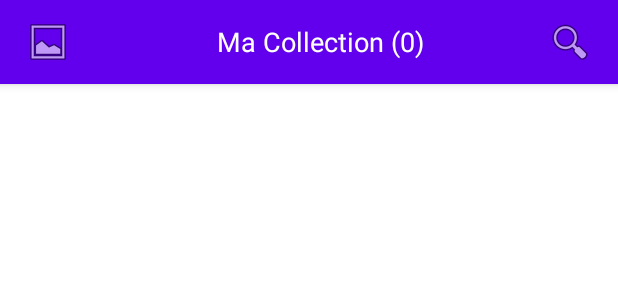
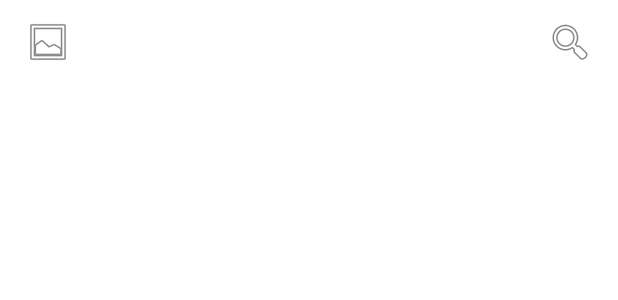
Before and after one commit to brunolambinbd-hue/chiefinventory, an Android app: the layout toolbar_custom.xml on its own in the app's theme, with its tools: preview values and no code run, on a phone screen of 412 x 824 dp. Shown: the top 300 px of the screen. Run offline under Robolectric (Android 15) with nearby library versions, the phone set to English and light mode, and no system bars.

Commit message:
FIX : correction de warnings, seconde passe

```diff
--- a/app/src/main/res/layout/counter_layout.xml
+++ b/app/src/main/res/layout/counter_layout.xml
@@ -12,7 +12,7 @@
         android:layout_width="wrap_content"
         android:layout_height="wrap_content"
         android:text="@string/initial_counter_value"
-        android:textColor="@android:color/white"
+        android:textColor="?attr/colorOnPrimary"
         android:textSize="16sp"
         android:textStyle="bold" />
 
@@ -21,7 +21,7 @@
         android:layout_width="wrap_content"
         android:layout_height="wrap_content"
         android:text="@string/counter_separator"
-        android:textColor="@android:color/white"
+        android:textColor="?attr/colorOnPrimary"
         android:textSize="16sp" />
 
     <!-- Compteur des objets recherchés -->
@@ -30,7 +30,7 @@
         android:layout_width="wrap_content"
         android:layout_height="wrap_content"
         android:text="@string/initial_counter_value"
-        android:textColor="@android:color/white"
+        android:textColor="?attr/colorOnPrimary"
         android:textSize="16sp" />
 
 </LinearLayout>
--- a/app/src/main/res/layout/toolbar_custom.xml
+++ b/app/src/main/res/layout/toolbar_custom.xml
@@ -4,7 +4,6 @@
     android:id="@+id/toolbar"
     android:layout_width="match_parent"
     android:layout_height="?attr/actionBarSize"
-    android:background="?attr/colorPrimary"
     android:elevation="4dp"
     android:theme="@style/ThemeOverlay.AppCompat.Dark.ActionBar">
 
@@ -28,7 +27,7 @@
             android:layout_height="wrap_content"
             android:layout_centerInParent="true"
             android:text="Ma Collection (0)"
-            android:textColor="@android:color/white"
+            android:textColor="?attr/colorOnPrimary"
             android:textSize="18sp" />
 
         <!-- Icône de recherche (loupe) -->
--- a/app/src/main/res/values/colors.xml
+++ b/app/src/main/res/values/colors.xml
@@ -9,9 +9,4 @@
     <color name="colorSecondaryVariant">#FF018786</color>
     <color name="colorOnSecondary">#FF000000</color>
 
-    <color name="statusBarColor">?attr/colorPrimaryVariant</color>
-
-    <!-- Couleurs génériques -->
-    <color name="black">#FF000000</color>
-    <color name="white">#FFFFFFFF</color>
 </resources>
```
Also changed, not shown: app/src/main/res/color/your_background_color.xml (+9 -1 lines).
